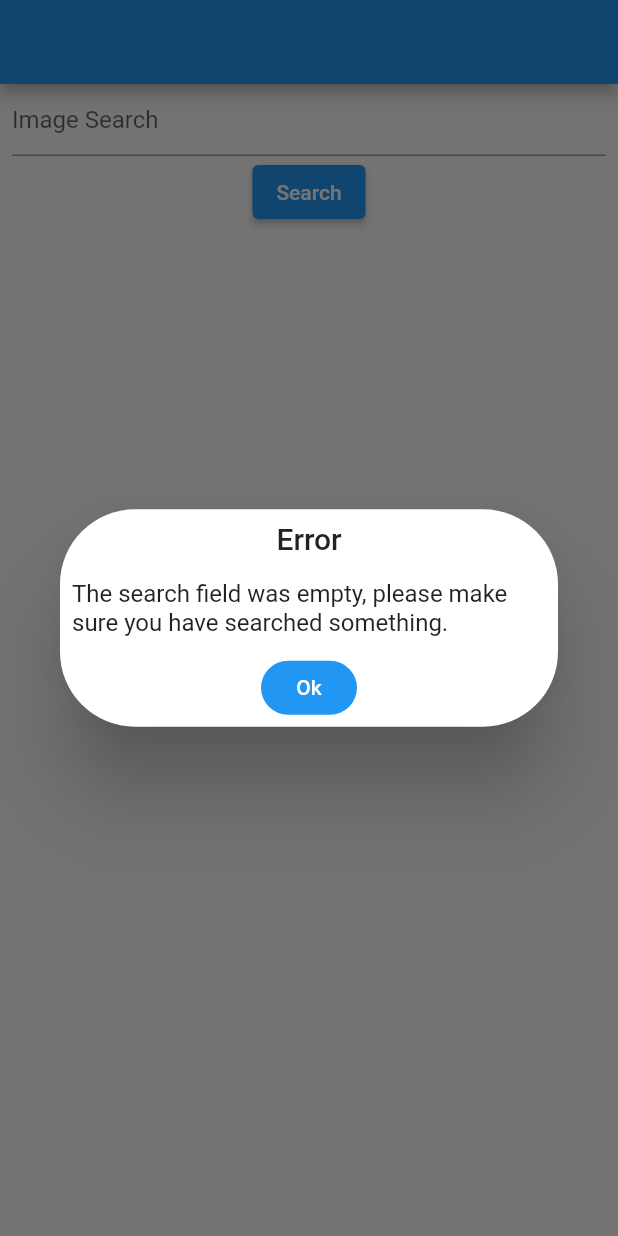
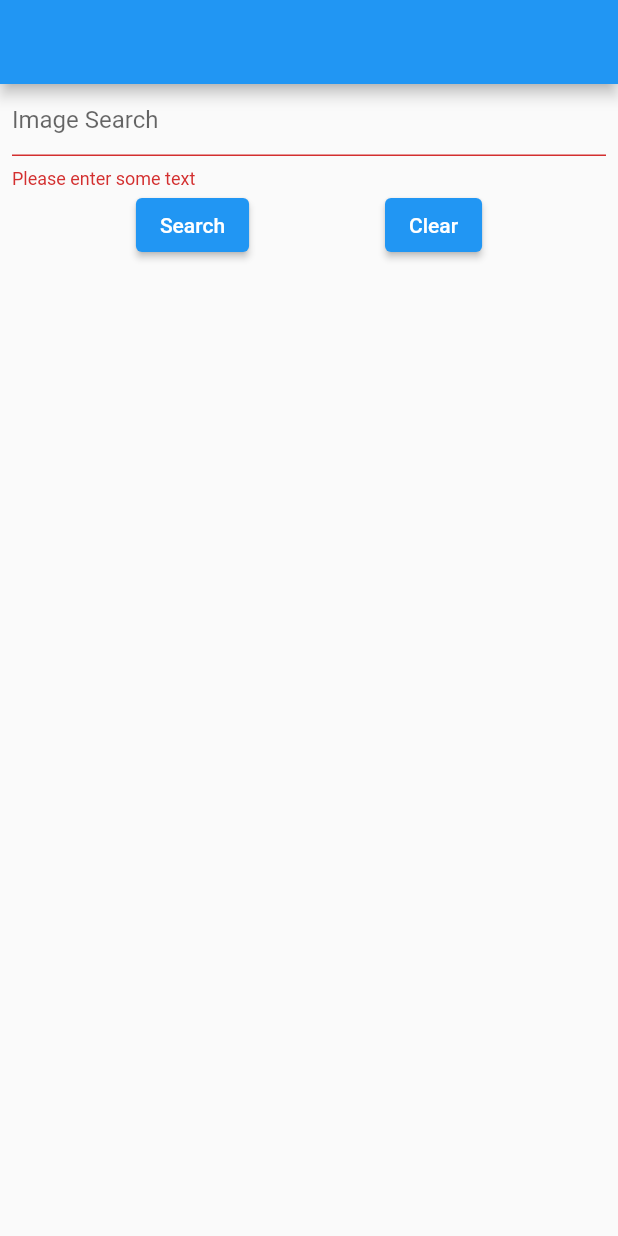
Before and after one commit to jessecanderson/transcarent_project, a Flutter app: the screen it shows after launch, after a tap on "Search", on a phone screen of 412 x 824 dp. Run offline on Flutter 3.47's test engine with Material 2 defaults, Android fonts, the phone set to English and light mode, and no system bars; our stand-ins replace get.

Commit message:
refactor of search validation and network image look

```diff
--- a/lib/views/home_page.dart
+++ b/lib/views/home_page.dart
@@ -16,6 +16,7 @@ class _HomeViewState extends State<HomeView> {
   bool hasResults = false;
   List<ImagesResult>? results = [];
 
+  final formKey = GlobalKey<FormState>();
   final TextEditingController _searchFieldController = TextEditingController();
 
   @override
@@ -26,9 +27,15 @@ class _HomeViewState extends State<HomeView> {
           children: [
             Padding(
               padding: const EdgeInsets.only(left: 8.0, right: 8.0),
-              child: SearchWidget(searchFieldController: _searchFieldController),
+              child: SearchWidget(searchFieldController: _searchFieldController, formKey: formKey),
             ),
-            ElevatedButton(onPressed: willSearch, child: const Text('Search')),
+            Row(
+              mainAxisAlignment: MainAxisAlignment.spaceEvenly,
+              children: [
+                ElevatedButton(onPressed: willSearch, child: const Text('Search')),
+                ElevatedButton(onPressed: onClear, child: const Text('Clear')),
+              ],
+            ),
             hasResults
                 ? Expanded(
                     child: Padding(
@@ -43,21 +50,21 @@ class _HomeViewState extends State<HomeView> {
   }
 
   void willSearch() async {
-    if (_searchFieldController.text.isEmpty) {
-      Get.defaultDialog(
-        title: 'Error',
-        content: const Text('The search field was empty, please make sure you have searched something.'),
-        textConfirm: "Ok",
-        onConfirm: () => Get.back(),
-        radius: 50.0,
-      );
-      return;
+    if (formKey.currentState!.validate()) {
+      var searchTerm = _searchFieldController.text;
+      SearchResults response = await ApiBase.getImages(searchTerm);
+      results = response.imagesResults;
+      setState(() {
+        hasResults = true;
+      });
     }
-    var searchTerm = _searchFieldController.text;
-    SearchResults response = await ApiBase.getImages(searchTerm);
-    results = response.imagesResults;
+  }
+
+  void onClear() {
+    _searchFieldController.clear();
+    results = [];
     setState(() {
-      hasResults = !hasResults;
+      hasResults = false;
     });
   }
 }
--- a/lib/widgets/search_widget.dart
+++ b/lib/widgets/search_widget.dart
@@ -1,20 +1,30 @@
 import 'package:flutter/material.dart';
 
 class SearchWidget extends StatelessWidget {
-  const SearchWidget({
+  SearchWidget({
     Key? key,
     required TextEditingController searchFieldController,
+    required GlobalKey formKey,
   })  : _searchFieldController = searchFieldController,
+        _formKey = formKey,
         super(key: key);
 
   final TextEditingController _searchFieldController;
+  final GlobalKey _formKey;
 
   @override
   Widget build(BuildContext context) {
     return Form(
+      key: _formKey,
       child: TextFormField(
         controller: _searchFieldController,
         decoration: const InputDecoration(hintText: 'Image Search'),
+        validator: (value) {
+          if (value == null || value.isEmpty) {
+            return 'Please enter some text';
+          }
+          return null;
+        },
       ),
     );
   }
```
Also changed, not shown: lib/widgets/results_widget.dart (+14 -5 lines), lib/routes.dart (deleted).
